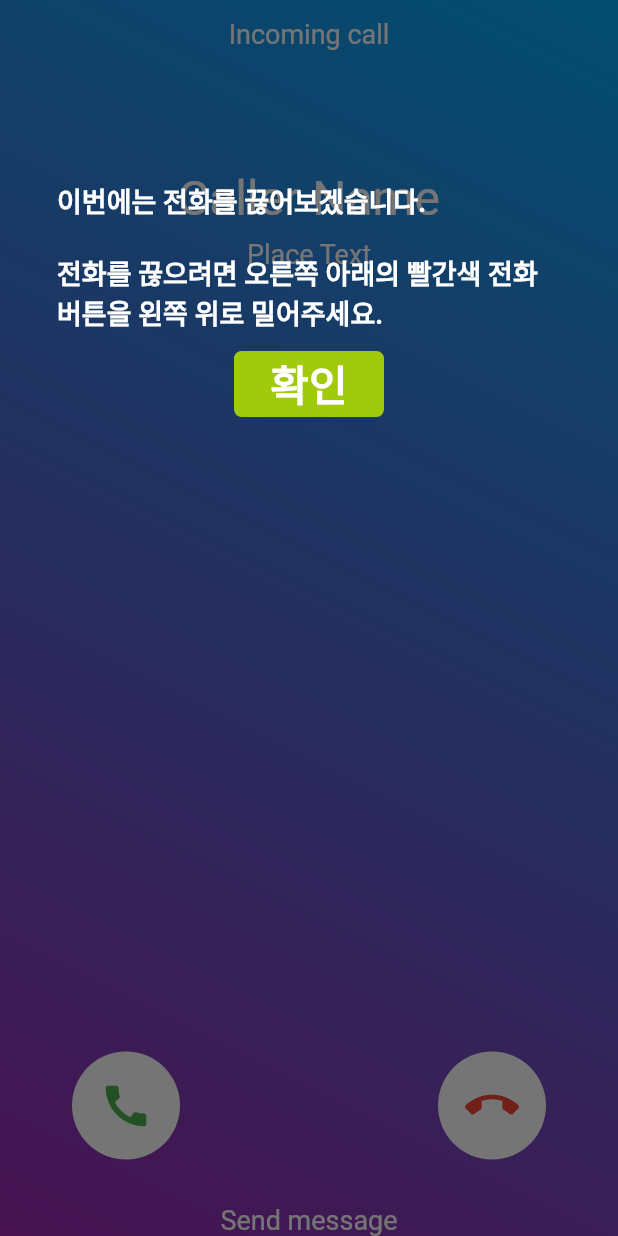
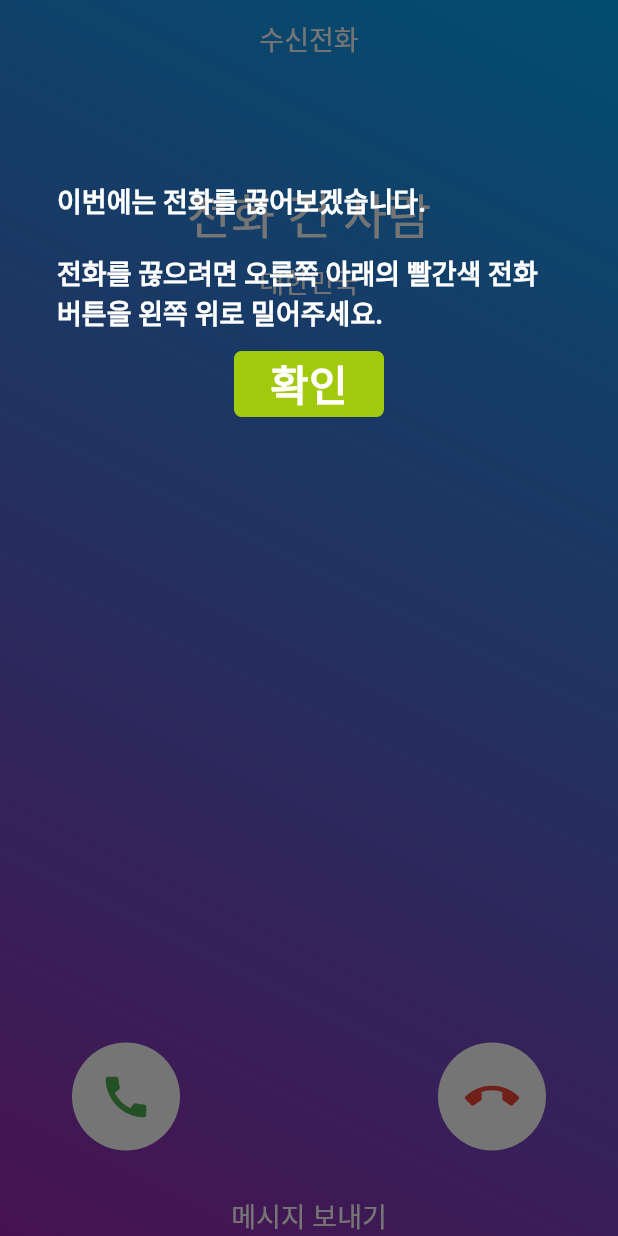
Before and after one commit to JIEEEN/SMART-ME, a Flutter app: the AndroidGetCallScreen screen opened directly, on a phone screen of 412 x 824 dp. Run offline on Flutter 3.47's test engine with Material 2 defaults, Android fonts, the phone set to English and light mode, and no system bars; our stand-ins replace firebase_core; missing offline and left inert: slide_action; accounts and stored records are empty; network calls fail.

Commit message:
[MOD] change strings to Korean

```diff
--- a/lib/call/android_call_contact_detail_screen.dart
+++ b/lib/call/android_call_contact_detail_screen.dart
@@ -78,7 +78,7 @@ class _AndroidContactDetailScreenState
                     child: Text(
                       widget.contactData.name,
                       style: const TextStyle(
-                          fontSize: 24, fontWeight: FontWeight.bold),
+                          fontSize: 20, fontWeight: FontWeight.bold),
                     ),
                   ),
                   Row(
--- a/lib/call/android_call_contact_screen.dart
+++ b/lib/call/android_call_contact_screen.dart
@@ -67,7 +67,7 @@ class _AndroidContactScreenState extends State<AndroidContactScreen> {
                   const Padding(
                     padding: EdgeInsets.symmetric(vertical: 12.0),
                     child: Text(
-                      "My Name",
+                      "내 이름",
                       style:
                           TextStyle(fontWeight: FontWeight.bold, fontSize: 18),
                     ),
@@ -120,7 +120,8 @@ class _AndroidContactScreenState extends State<AndroidContactScreen> {
                   decoration: BoxDecoration(
                       color: Colors.white,
                       borderRadius: BorderRadius.circular(24.0)),
-                  child: contactList),
+                  child: MediaQuery.removePadding(
+                      context: context, removeTop: true, child: contactList)),
             )
           ],
         ),
--- a/lib/call/android_call_dial_screen.dart
+++ b/lib/call/android_call_dial_screen.dart
@@ -91,7 +91,7 @@ class _AndroidCallDialScreenState extends State<AndroidCallDialScreen> {
         backgroundColor: Colors.white,
         shadowColor: Colors.transparent,
         title: const Text(
-          phone,
+          "전화",
           style: TextStyle(fontSize: 21, color: Colors.black),
         ),
         actions: [
@@ -194,10 +194,6 @@ class AndroidCallDialTab extends StatelessWidget {
             contacts,
             style: TextStyle(fontSize: 18, color: Colors.grey),
           ),
-          Text(
-            places,
-            style: TextStyle(fontSize: 18, color: Colors.grey),
-          ),
         ],
       ),
     );
--- a/lib/call/android_call_screen.dart
+++ b/lib/call/android_call_screen.dart
@@ -94,7 +94,7 @@ class _AndroidCallScreenState extends State<AndroidCallScreen> {
               height: 32,
             ),
             const Text(
-              "Calling Name",
+              "전화 건 사람",
               style: TextStyle(
                   fontSize: 24,
                   fontWeight: FontWeight.bold,
@@ -154,7 +154,7 @@ class _AndroidCallScreenState extends State<AndroidCallScreen> {
                                 iconSize: 24,
                               ),
                               const Text(
-                                record,
+                                voiceRecord,
                                 style: TextStyle(fontSize: 12),
                               )
                             ],
--- a/lib/call/android_get_call_screen.dart
+++ b/lib/call/android_get_call_screen.dart
@@ -65,12 +65,12 @@ class _AndroidGetCallScreenState extends State<AndroidGetCallScreen> {
             const Padding(
               padding: EdgeInsets.only(top: 68.0, bottom: 8.0),
               child: Text(
-                "Caller Name",
+                "전화 건 사람",
                 style: TextStyle(fontSize: 32, color: Colors.white),
               ),
             ),
             const Text(
-              "Place Text",
+              "대한민국",
               style: TextStyle(fontSize: 18, color: Colors.white),
             ),
             Expanded(
--- a/lib/call/ios_call_contact_screen.dart
+++ b/lib/call/ios_call_contact_screen.dart
@@ -100,7 +100,9 @@ class _IOSContactScreenState extends State<IOSContactScreen> {
               color: lightGrey,
             ),
           ),
-          Expanded(child: contactList)
+          Expanded(
+              child: MediaQuery.removePadding(
+                  context: context, removeTop: true, child: contactList))
         ],
       ),
     );
--- a/lib/call/ios_call_screen.dart
+++ b/lib/call/ios_call_screen.dart
@@ -88,7 +88,7 @@ class _IOSCallScreenState extends State<IOSCallScreen> {
                         crossAxisAlignment: CrossAxisAlignment.start,
                         children: const [
                           Text(
-                            "Name",
+                            "전화 건 사람",
                             style:
                                 TextStyle(fontSize: 36.0, color: Colors.white),
                             textAlign: TextAlign.left,
--- a/lib/call/ios_get_call_screen.dart
+++ b/lib/call/ios_get_call_screen.dart
@@ -5,6 +5,7 @@ import 'package:flutter/material.dart';
 import 'package:slide_action/slide_action.dart';
 import 'package:smart_me/call/ios_call_dial_screen.dart';
 import 'package:smart_me/call/ios_call_screen.dart';
+import 'package:smart_me/colors.dart';
 import 'package:smart_me/strings.dart';
 import 'package:smart_me/common/tutorial_dialog.dart';
 
@@ -189,7 +190,7 @@ class IOSSlideToAnswer extends StatelessWidget {
             child: Padding(
               padding: EdgeInsets.only(left: 80.0),
               child: Text(
-                "slide to answer",
+                "밀어서 통화하기",
                 style: TextStyle(fontSize: 20, fontWeight: FontWeight.bold),
               ),
             ),
@@ -255,7 +256,7 @@ class IOSAcceptCall extends StatelessWidget {
           padding: EdgeInsets.symmetric(vertical: 12.0),
           child: Text(
             accept,
-            style: TextStyle(fontSize: 24, color: Colors.white),
+            style: TextStyle(fontSize: 20, color: Colors.white),
           ),
         ),
       ],
@@ -326,7 +327,7 @@ class IOSDeclineCall extends StatelessWidget {
           padding: EdgeInsets.symmetric(vertical: 12.0),
           child: Text(
             decline,
-            style: TextStyle(fontSize: 24, color: Colors.white),
+            style: TextStyle(fontSize: 20, color: Colors.white),
           ),
         ),
       ],
@@ -375,13 +376,13 @@ class IOSCallerInfo extends StatelessWidget {
           Padding(
             padding: EdgeInsets.symmetric(vertical: 16.0),
             child: Text(
-              "Caller Name",
+              "전화 건 사람",
               style: TextStyle(fontSize: 32, color: Colors.white),
             ),
           ),
           Text(
-            "Place Text",
-            style: TextStyle(fontSize: 24, color: Colors.white),
+            "대한민국",
+            style: TextStyle(fontSize: 24, color: lightGrey),
           ),
         ],
       ),
--- a/lib/data/contact_data.dart
+++ b/lib/data/contact_data.dart
@@ -14,102 +14,102 @@ String baseUrl = "https://picsum.photos/100/100";
 
 List<ContactData> data = [
   ContactData(
-    name: "Name1",
+    name: "이름 1",
     image: "$baseUrl?random=1",
     phoneNum: "010-1234-1234",
   ),
   ContactData(
-    name: "Name2",
+    name: "이름 2",
     image: "$baseUrl?random=2",
     phoneNum: "010-1234-1234",
   ),
   ContactData(
-    name: "Name3",
+    name: "이름 3",
     image: "$baseUrl?random=3",
     phoneNum: "010-1234-1234",
   ),
   ContactData(
-    name: "Name4",
+    name: "이름 4",
     image: "$baseUrl?random=4",
     phoneNum: "010-1234-1234",
   ),
   ContactData(
-    name: "Name5",
+    name: "이름 5",
     image: "$baseUrl?random=5",
     phoneNum: "010-1234-1234",
   ),
   ContactData(
-    name: "Name6",
+    name: "이름 6",
     image: "$baseUrl?random=6",
     phoneNum: "010-1234-1234",
   ),
   ContactData(
-    name: "Name7",
+    name: "이름 7",
     image: "$baseUrl?random=7",
     phoneNum: "010-1234-1234",
   ),
   ContactData(
-    name: "Name8",
+    name: "이름 8",
     image: "$baseUrl?random=8",
     phoneNum: "010-1234-1234",
   ),
   ContactData(
-    name: "Name9",
+    name: "이름 9",
     image: "$baseUrl?random=9",
     phoneNum: "010-1234-1234",
   ),
   ContactData(
-    name: "Name10",
+    name: "이름 10",
     image: "$baseUrl?random=10",
     phoneNum: "010-1234-1234",
   ),
   ContactData(
-    name: "Name11",
+    name: "이름 11",
     image: "$baseUrl?random=11",
     phoneNum: "010-1234-1234",
   ),
   ContactData(
-    name: "Name12",
+    name: "이름 12",
     image: "$baseUrl?random=12",
     phoneNum: "010-1234-1234",
   ),
   ContactData(
-    name: "Name13",
+    name: "이름 13",
     image: "$baseUrl?random=13",
     phoneNum: "010-1234-1234",
   ),
   ContactData(
-    name: "Name14",
+    name: "이름 14",
     image: "$baseUrl?random=14",
     phoneNum: "010-1234-1234",
   ),
   ContactData(
-    name: "Name15",
+    name: "이름 15",
     image: "$baseUrl?random=15",
     phoneNum: "010-1234-1234",
   ),
   ContactData(
-    name: "Name16",
+    name: "이름 16",
     image: "$baseUrl?random=16",
     phoneNum: "010-1234-1234",
   ),
   ContactData(
-    name: "Name17",
+    name: "이름 17",
     image: "$baseUrl?random=17",
     phoneNum: "010-1234-1234",
   ),
   ContactData(
-    name: "Name18",
+    name: "이름 18",
     image: "$baseUrl?random=18",
     phoneNum: "010-1234-1234",
   ),
   ContactData(
-    name: "Name19",
+    name: "이름 19",
     image: "$baseUrl?random=19",
     phoneNum: "010-1234-1234",
   ),
   ContactData(
-    name: "Name20",
+    name: "이름 20",
     image: "$baseUrl?random=20",
     phoneNum: "010-1234-1234",
   ),
--- a/lib/strings.dart
+++ b/lib/strings.dart
@@ -1,33 +1,33 @@
-const String remindMe = "Remind Me";
+const String remindMe = "나중에 보기";
 const String message = "메시지";
-const String decline = "Decline";
-const String accept = "Accept";
+const String decline = "거절";
+const String accept = "응답";
 
-const String incomingCall = "Incoming call";
-const String sendMessage = "Send message";
+const String incomingCall = "수신전화";
+const String sendMessage = "메시지 보내기";
 
-const String phone = "Phone";
+const String phone = "휴대전화";
 
-const String favorite = "Favorite";
-const String recents = "Recents";
+const String favorite = "즐겨찾기";
+const String recents = "최근 통화";
 const String contacts = "연락처";
 const String keypad = "키패드";
-const String voiceMail = "Voicemail";
-const String places = "Places";
+const String voiceMail = "음성 사서함";
 
-const String search = "Search";
+const String search = "검색";
 
-const String record = "Record";
-const String savedPlace = "Saved Place";
+const String record = "기록";
+const String savedPlace = "저장 위치";
 
 const String edit = "편집";
-const String share = "Share";
-const String more = "More";
+const String share = "공유";
+const String more = "더보기";
 
-const String videoCall = "Video Call";
+const String voiceRecord = "녹음";
+const String videoCall = "영상통화";
 const String bluetooth = "Bluetooth";
 const String speaker = "스피커";
-const String muteMine = "Mute";
+const String muteMine = "내 소리 차단";
 
 const String call = "통화";
 const String mute = "소리 끔";
```
